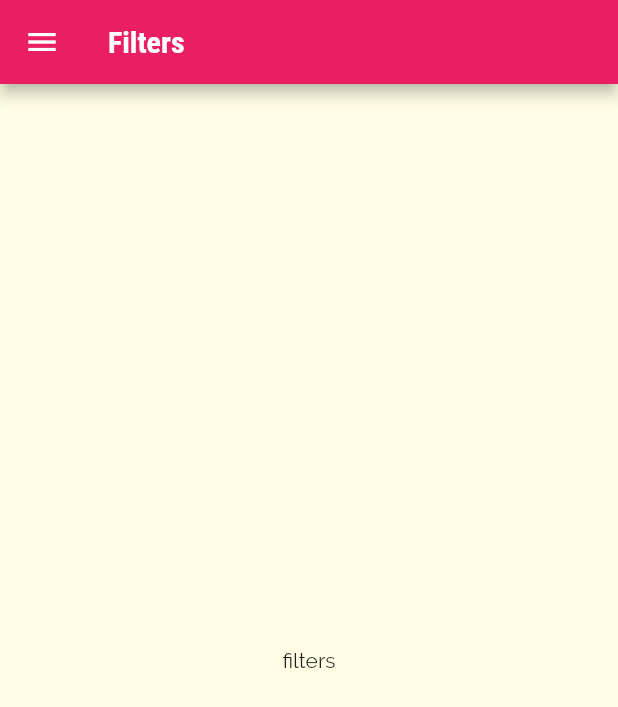
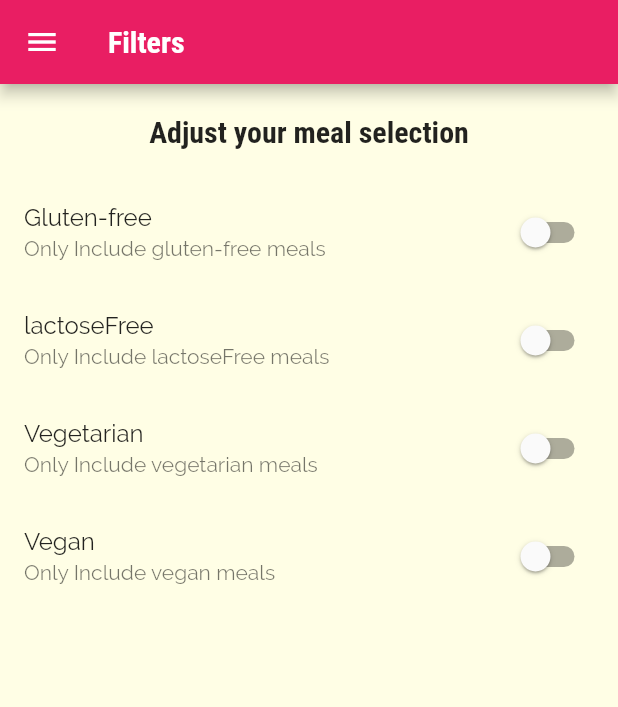
Before and after one commit to mahdibouaziz/flutter_meal_app, a Flutter app: the FiltersScreen screen opened by its route, on a phone screen of 412 x 824 dp. Shown: the top 707 px of the screen. Run offline on Flutter 3.47's test engine with Material 2 defaults, Android fonts, the phone set to English and light mode, and no system bars.

Commit message:
added the filter design page

```diff
--- a/lib/screens/filters_screen.dart
+++ b/lib/screens/filters_screen.dart
@@ -1,17 +1,78 @@
 import 'package:flutter/material.dart';
 import 'package:flutter_meal_app/widgets/main_drawer.dart';
 
-class FiltersScreen extends StatelessWidget {
+class FiltersScreen extends StatefulWidget {
   static const routeName = "/filters";
   const FiltersScreen({Key? key}) : super(key: key);
 
   @override
+  State<FiltersScreen> createState() => _FiltersScreenState();
+}
+
+class _FiltersScreenState extends State<FiltersScreen> {
+  bool gluteenFree = false;
+  bool vegetarian = false;
+  bool vegan = false;
+  bool lactoseFree = false;
+
+  Widget buildSwitchListTile(String title, String description,
+      bool currentValue, Function(bool)? updateValue) {
+    return SwitchListTile(
+      activeColor: Theme.of(context).colorScheme.secondary,
+      title: Text(title),
+      value: currentValue,
+      subtitle: Text(description),
+      onChanged: updateValue,
+    );
+  }
+
+  @override
   Widget build(BuildContext context) {
     return Scaffold(
-      appBar: AppBar(title: Text('Filters')),
+      appBar: AppBar(title: const Text('Filters')),
       drawer: const MainDrawer(),
-      body: const Center(
-        child: Text('filters'),
+      body: Column(
+        children: [
+          Container(
+            padding: const EdgeInsets.all(20),
+            child: Text(
+              'Adjust your meal selection',
+              style: Theme.of(context).textTheme.titleLarge,
+            ),
+          ),
+          Expanded(
+              child: ListView(
+            children: [
+              buildSwitchListTile(
+                  "Gluten-free", "Only Include gluten-free meals", gluteenFree,
+                  (newValue) {
+                setState(() {
+                  gluteenFree = newValue;
+                });
+              }),
+              buildSwitchListTile(
+                  "lactoseFree", "Only Include lactoseFree meals", lactoseFree,
+                  (newValue) {
+                setState(() {
+                  lactoseFree = newValue;
+                });
+              }),
+              buildSwitchListTile(
+                  "Vegetarian", "Only Include vegetarian meals", vegetarian,
+                  (newValue) {
+                setState(() {
+                  vegetarian = newValue;
+                });
+              }),
+              buildSwitchListTile("Vegan", "Only Include vegan meals", vegan,
+                  (newValue) {
+                setState(() {
+                  vegan = newValue;
+                });
+              }),
+            ],
+          ))
+        ],
       ),
     );
   }
```
